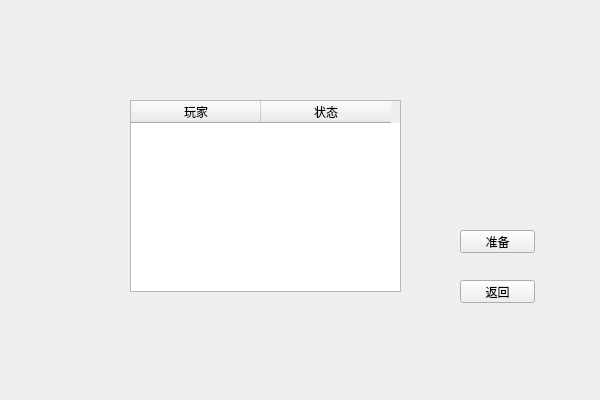
Above: QtWidget/RoomWidget.ui from riverthroughit/XTankClient before the change. Below: the same form after it.
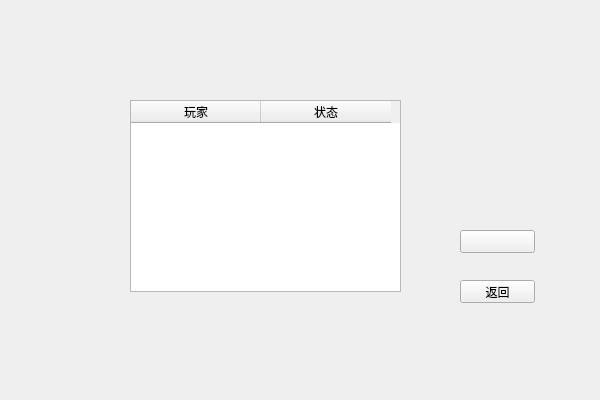
That is the form after the change.

What changed in the file:
```diff
--- a/QtWidget/RoomWidget.ui
+++ b/QtWidget/RoomWidget.ui
@@ -23,7 +23,7 @@
     </rect>
    </property>
    <property name="text">
-    <string>准备</string>
+    <string/>
    </property>
   </widget>
   <widget class="QPushButton" name="backBtn">
```
